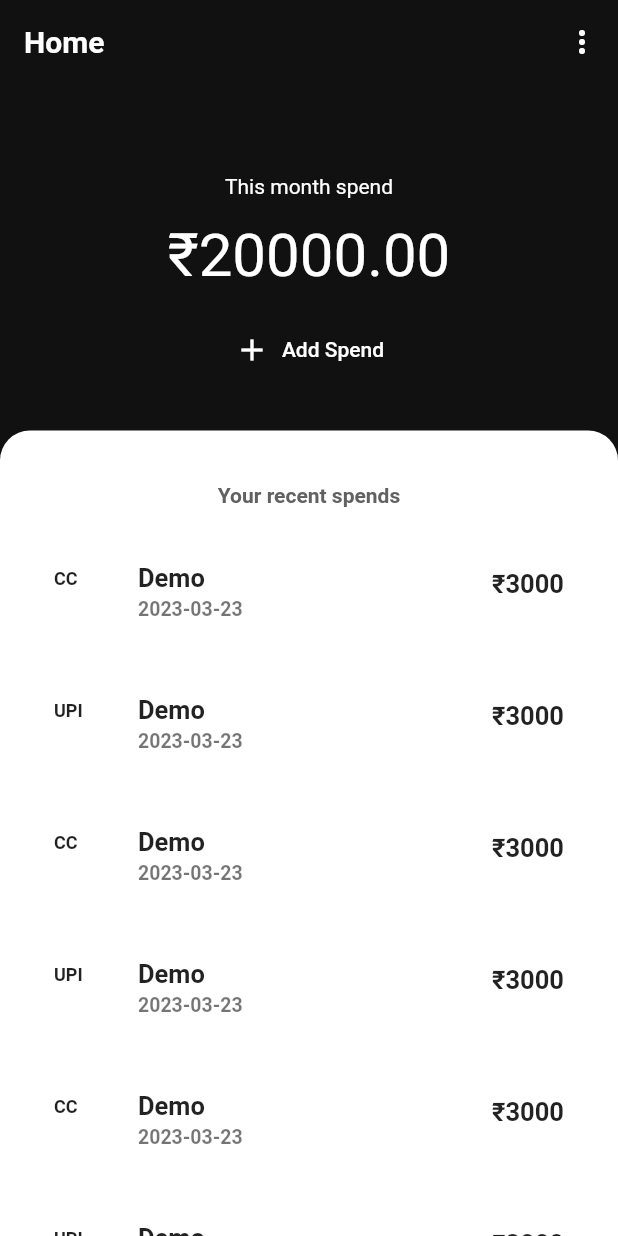
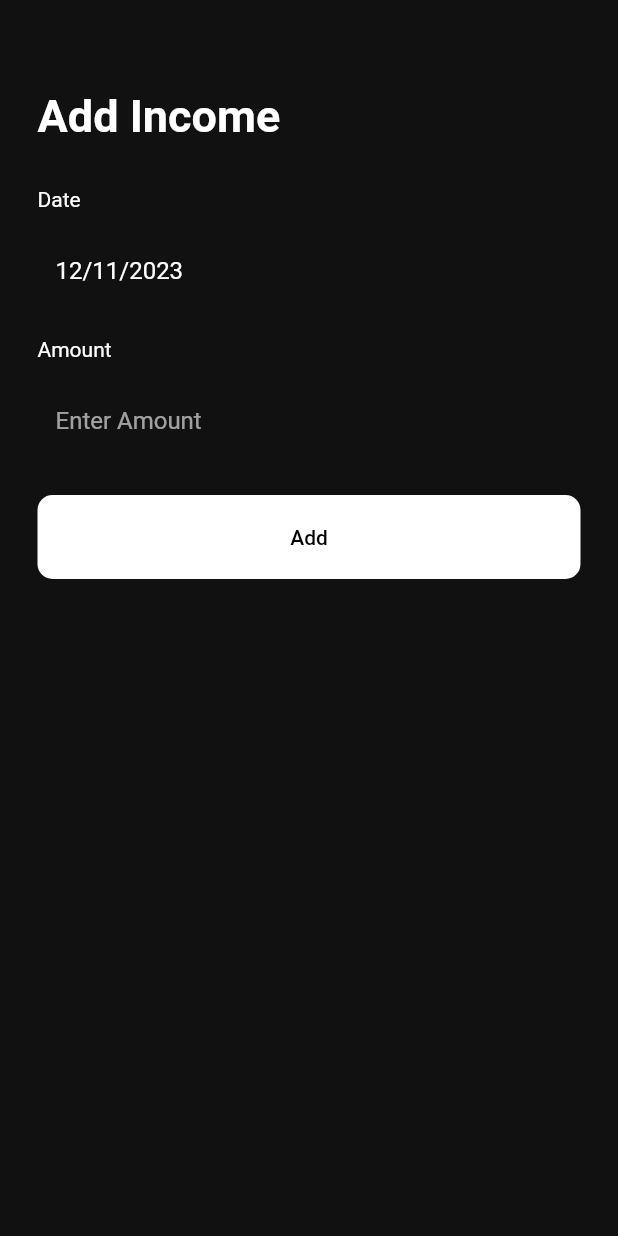
Before and after one commit to vishnuoum/income_track, a Flutter app: the screen it shows after launch, after a tap on the "more vert" icon, on a phone screen of 412 x 824 dp. Run offline on Flutter 3.47's test engine with Material 2 defaults, Android fonts, the phone set to English and light mode, and no system bars; our stand-ins replace flex_color_scheme, syncfusion_flutter_charts.

Commit message:
Added Add Income Page

```diff
--- a/lib/main.dart
+++ b/lib/main.dart
@@ -1,5 +1,6 @@
 import 'package:flex_color_scheme/flex_color_scheme.dart';
 import 'package:flutter/material.dart';
+import 'package:income_track/pages/addIncome.dart';
 import 'package:income_track/pages/addSpend.dart';
 import 'package:income_track/pages/home.dart';
 import 'package:income_track/pages/init.dart';
@@ -24,6 +25,7 @@ class MyApp extends StatelessWidget {
       routes: {
         "/home" : (context) => Home(args: ModalRoute.of(context)!.settings.arguments as Map),
         "/addSpend" : (context) => const AddSpend(),
+        "/addIncome" : (context) => const AddIncome(),
         "/" : (context) => const Init()
       },
       initialRoute: "/",
--- /dev/null
+++ b/lib/pages/addIncome.dart
@@ -0,0 +1,160 @@
+import 'package:flutter/material.dart';
+import 'package:intl/intl.dart';
+
+class AddIncome extends StatefulWidget {
+  const AddIncome({super.key});
+
+  @override
+  State<AddIncome> createState() => _AddIncomeState();
+}
+
+class _AddIncomeState extends State<AddIncome> {
+
+  final formKey = GlobalKey<FormState>();
+
+  DateTime selectedDate = DateTime.now();
+  List<Map> eItems = [];
+  DateFormat dateFormat = DateFormat("dd/MM/yyyy");
+  TextEditingController date = TextEditingController(text: DateFormat("dd/MM/yyyy").format(DateTime.now())),
+      amount = TextEditingController(text: "");
+
+  Future<void> selectDate()async{
+    selectedDate = (await showDatePicker(context: context,
+      initialDate: selectedDate,
+      firstDate: DateTime(2022),
+      lastDate: DateTime.now(),))!;
+    setState((){
+      date.text = dateFormat.format(selectedDate);
+    });
+  }
+
+  Future<void> alertDialog(var text) async {
+    return showDialog<void>(
+      context: context,
+      barrierDismissible: false, // user must tap button!
+      builder: (BuildContext context) {
+        return AlertDialog(
+          title: const Text('Alert'),
+          content: SingleChildScrollView(
+            child: ListBody(
+              children: <Widget>[
+                Text(text),
+              ],
+            ),
+          ),
+          actionsAlignment: MainAxisAlignment.end,
+          actions: <Widget>[
+            TextButton(
+              child: const Text('Ok'),
+              onPressed: () {
+                Navigator.of(context).pop();
+              },
+            ),
+          ],
+        );
+      },
+    );
+  }
+
+  showLoading(BuildContext context){
+    AlertDialog alert = const AlertDialog(
+      content: SizedBox(
+        height: 80,
+        child: Column(
+          mainAxisAlignment: MainAxisAlignment.center,
+          children: [
+            SizedBox(height: 50,width: 50,child: CircularProgressIndicator(strokeWidth: 5),),
+            SizedBox(height: 10,),
+            Text("Loading",)
+          ],
+        ),
+      ),
+    );
+
+    showDialog(context: context,builder:(BuildContext context){
+      return WillPopScope(onWillPop: ()async => false,child: alert);
+    });
+  }
+
+  @override
+  Widget build(BuildContext context) {
+    return Scaffold(
+      body: SafeArea(
+        child: GestureDetector(
+          onTap: (){
+            FocusScope.of(context).unfocus();
+          },
+          child: ListView(
+            physics: const BouncingScrollPhysics(),
+            padding: const EdgeInsets.symmetric(vertical: 10,horizontal: 25),
+            children: [
+              const SizedBox(height: 50,),
+              const Text("Add Income",style: TextStyle(fontWeight: FontWeight.bold,fontSize: 30),),
+              const SizedBox(height: 30,),
+              Form(
+                  key: formKey,
+                  child: Column(
+                    crossAxisAlignment: CrossAxisAlignment.start,
+                    children: [
+                      const Text("Date"),
+                      const SizedBox(height: 10,),
+                      TextFormField(
+                        readOnly: true,
+                        controller: date,
+                        decoration: InputDecoration(
+                            border: OutlineInputBorder(
+                              borderRadius: BorderRadius.circular(10),
+                              borderSide: BorderSide.none,
+                            ),
+                            hintText: "Enter Date"
+                        ),
+                        onTap: ()async{
+                          await selectDate();
+                        },
+                      ),
+                      const SizedBox(height: 15,),
+                      const Text("Amount"),
+                      const SizedBox(height: 10,),
+                      TextFormField(
+                        controller: amount,
+                        keyboardType: TextInputType.number,
+                        decoration: InputDecoration(
+                            border: OutlineInputBorder(
+                              borderRadius: BorderRadius.circular(10),
+                              borderSide: BorderSide.none,
+                            ),
+                            hintText: "Enter Amount"
+                        ),
+                      ),
+                      const SizedBox(height: 20,),
+                      SizedBox(
+                        width: double.infinity,
+                        child: TextButton(
+                          onPressed: ()async{
+                            showLoading(context);
+                            Future.delayed(const Duration(seconds: 5), (){
+                              Navigator.pop(context);
+                              alertDialog("Added Successfully");
+                            });
+                          },
+                          style: TextButton.styleFrom(
+                              backgroundColor: Colors.white,
+                              foregroundColor: Colors.black,
+                              padding: const EdgeInsets.symmetric(vertical: 20),
+                              shape: RoundedRectangleBorder(
+                                  borderRadius: BorderRadius.circular(10)
+                              )
+                          ),
+                          child: const Text("Add"),
+                        ),
+                      )
+                    ],
+                  )
+              ),
+            ],
+          ),
+        ),
+      ),
+    );
+  }
+}
--- a/lib/pages/home.dart
+++ b/lib/pages/home.dart
@@ -54,7 +54,9 @@ class _HomeState extends State<Home> {
       appBar: AppBar(
         title: const Text("Home", style: TextStyle(fontWeight: FontWeight.bold),),
         actions: [
-          IconButton(onPressed: (){},icon: const Icon(Icons.more_vert))
+          IconButton(onPressed: ()async{
+            await Navigator.pushNamed(context, "/addIncome");
+          },icon: const Icon(Icons.more_vert))
         ],
       ),
       body: SafeArea(
```
